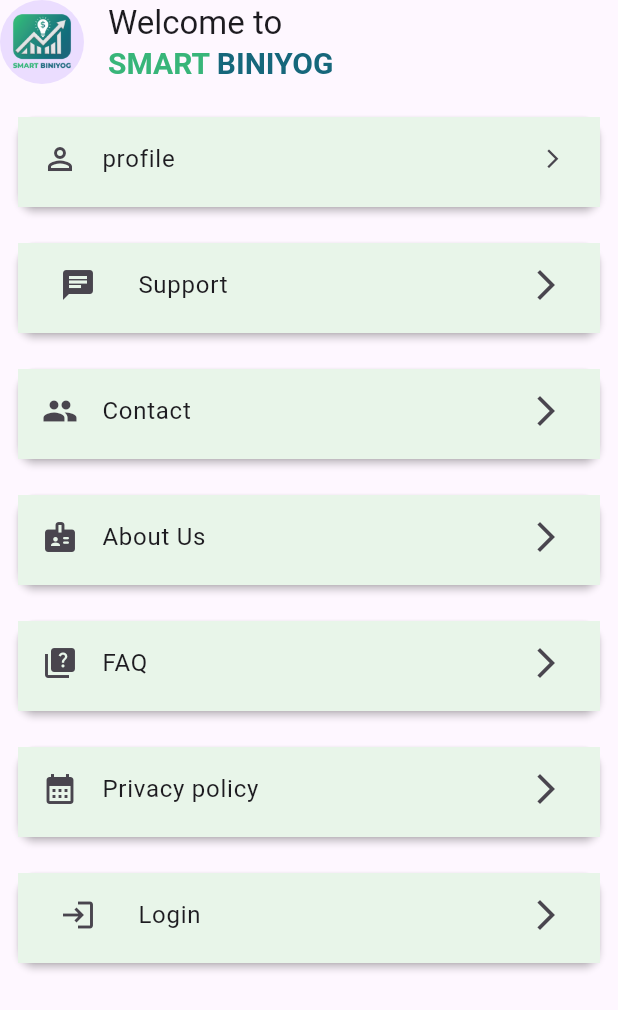
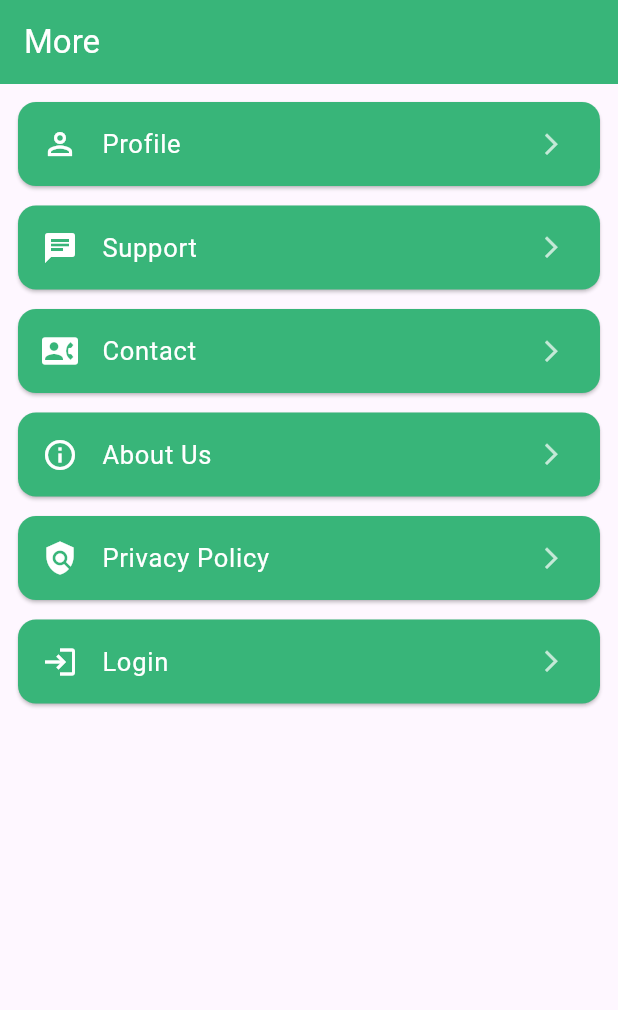
Before and after one commit to EngNomanMolla/Agro, a Flutter app: the MorePageScreen screen opened by its route, on a phone screen of 412 x 824 dp. Shown: the top 1010 px of the screen. Run offline on Flutter 3.47's test engine with Material 3 defaults, Android fonts, the phone set to English and light mode, and no system bars; our stand-ins replace carousel_slider, device_preview, fluttertoast, font_awesome_flutter, get, google_fonts and 4 more; accounts and stored records are empty; network calls fail.

Commit message:
Added more code

```diff
--- a/lib/App/modules/screens/cart/controller/cart_controller.dart
+++ b/lib/App/modules/screens/cart/controller/cart_controller.dart
@@ -5,12 +5,14 @@ import 'package:smart_biniyog/App/data/model/product_model.dart';
 
 class CartController extends GetxController {
   List<ProductModel> productList = [];
+  double totalPrice=0.0;
   Box<ProductModel> productBox = Hive.box<ProductModel>('products');
 
   @override
   void onInit() {
     super.onInit();
     loadProducts();
+    calculateTotalPrice();
   }
 
   // Load all products from Hive
@@ -23,11 +25,20 @@ class CartController extends GetxController {
   void addProduct(ProductModel product) {
     productBox.add(product);
     loadProducts();
+    calculateTotalPrice();
   }
 
   // Delete a product
   void deleteProduct(int index) {
     productBox.deleteAt(index);
     loadProducts();
+    calculateTotalPrice();
   }
+
+  calculateTotalPrice(){
+    totalPrice=0.0;
+    productList.forEach((product) => totalPrice += product.price);
+    update(); // Update UI
+  }
+
 }
--- a/lib/App/modules/screens/cart/views/cart_screen.dart
+++ b/lib/App/modules/screens/cart/views/cart_screen.dart
@@ -4,7 +4,7 @@ import 'package:smart_biniyog/App/data/model/product_model.dart';
 import 'package:smart_biniyog/App/modules/screens/cart/controller/cart_controller.dart';
 
 class CartScreen extends StatelessWidget {
-  final CartController productController = Get.put(CartController());
+  final CartController cartController = Get.put(CartController());
 
   @override
   Widget build(BuildContext context) {
@@ -12,15 +12,17 @@ class CartScreen extends StatelessWidget {
       appBar: AppBar(
         backgroundColor: Color(0xff38b579),
         leading: InkWell(
-            onTap: (){
+            onTap: () {
               Get.back();
             },
-            child: Icon(Icons.arrow_back_ios,color: Colors.white)),
-        title: Text('Cart List',style: TextStyle(
+            child: Icon(Icons.arrow_back_ios, color: Colors.white)),
+        title: Text('Cart List', style: TextStyle(
             color: Colors.white
         )),
       ),
-      body: Column(
+      body: GetBuilder<CartController>(
+        builder: (_) {
+          return Column(
             children: [
               Expanded(
                 child: GetBuilder<CartController>(
@@ -45,13 +47,12 @@ class CartScreen extends StatelessWidget {
                 ),
               ),
               // Fixed Button at the bottom
-          Padding(
+                  cartController.productList.isEmpty? SizedBox(): Padding(
                   padding: const EdgeInsets.all(10.0),
                   child: Container(
                     decoration: BoxDecoration(
                       borderRadius: BorderRadius.circular(10.0),
                       color: Color(0xff38b579),
-
                     ),
                     child: Padding(
                       padding: const EdgeInsets.all(10.0),
@@ -68,21 +69,28 @@ class CartScreen extends StatelessWidget {
                                       fontSize: 17.0,
 
                                     ))),
-                    Expanded(
+                            GetBuilder<CartController>(
+                              builder: (_) {
+                                return Expanded(
                                     flex: 3,
-                        child: Text(' Total: 89898',
+                                    child: Text(
+                                        ' Total: ${cartController.totalPrice}',
                                         textAlign: TextAlign.right,
                                         style: TextStyle(
                                             color: Colors.white,
                                             fontWeight: FontWeight.normal,
                                             fontSize: 14.0
-                    )))
+                                        )));
+                              },
+                            )
                           ]
                       ),
                     ),
                   )
               ),
             ],
+          );
+        },
       ),
     );
   }
@@ -97,13 +105,14 @@ class ProductTile extends StatelessWidget {
   @override
   Widget build(BuildContext context) {
     return ListTile(
-      leading: ImageLoader(imageUrl: product.image),  // Loading indicator added here
-      title: Text(product.name,style: TextStyle(
+      leading: ImageLoader(imageUrl: product.image),
+      // Loading indicator added here
+      title: Text(product.name, style: TextStyle(
           color: Colors.black.withOpacity(0.7)
       )),
       subtitle: Text('Quantity: ${product.quantity}  Price: ৳${product.price}'),
       trailing: IconButton(
-        icon: Icon(Icons.delete,color: Colors.red.withOpacity(0.6)),
+        icon: Icon(Icons.delete, color: Colors.red.withOpacity(0.6)),
         onPressed: () {
           Get.find<CartController>().deleteProduct(index);
         },
@@ -127,12 +136,12 @@ class ImageLoader extends StatelessWidget {
           if (loadingProgress == null) {
             return child; // Image has finished loading
           } else {
-            return Center(
-              child: CircularProgressIndicator(
+            return CircularProgressIndicator(
+              color: Color(0xff38b579),
               value: loadingProgress.expectedTotalBytes != null
-                    ? loadingProgress.cumulativeBytesLoaded / loadingProgress.expectedTotalBytes!
+                  ? loadingProgress.cumulativeBytesLoaded /
+                  loadingProgress.expectedTotalBytes!
                   : null,
-              ),
             );
           }
         },
--- a/lib/App/modules/screens/more_page/views/more_page.dart
+++ b/lib/App/modules/screens/more_page/views/more_page.dart
@@ -19,220 +19,119 @@ class MorePageScreen extends GetView<MoreController> {
   @override
   Widget build(BuildContext context) {
     return  Scaffold(
-
        appBar: AppBar(
-
-        title: Column(
-          mainAxisAlignment: MainAxisAlignment.start,
-        crossAxisAlignment: CrossAxisAlignment.start,
+         automaticallyImplyLeading: false,
+         backgroundColor: Color(0xff38b579),
+         title: Text('More',style: TextStyle(color: Colors.white)),
+       ),
+      body: SingleChildScrollView(
+        child: Padding(
+          padding: const EdgeInsets.all(8.0),
+          child: Column(
             children: [
-          Text('Welcome to '),
-          Row(
-            children: [
-              Text(
-                'SMART ',
-                style: TitleTextStyle.copyWith(
-                    color: greyColor,
-                    fontWeight: FontWeight.bold,
-                fontSize: 20),
-              ),
-              Text(
-                'BINIYOG ',
-                style: TitleTextStyle.copyWith(
-                    color: primaryColor, fontWeight: FontWeight.bold,
-                    fontSize: 20),
-              ),
-            ],
-          ),
-
-        ],
-
-      ),
-      leading:  CircleAvatar(
-        radius: 700,
-        child:  Center(
-          child: Image.asset(
-            'assets/images/smart_biniyog.png',
-            fit: BoxFit.fill,
-          ),
-        ),
-
-      ),
-
-      ),
-
-
-
-      body: Column(
-        children: [
-          SizedBox(height: 10,),
-          Padding(
-            padding: const EdgeInsets.all(8.0),
-            child: Card(
-              elevation: 2,  //     Get.toNamed(RouteNames.profile);
+              Card(
+                color: Color(0xff38b579), //     Get.toNamed(RouteNames.profile);
                 child: InkWell(
                   onTap: (){
                     Get.toNamed(RouteNames.profile);
                   },
-                child: Container(
-                    width: double.infinity,
-                    color: Colors.green[50],
-                    height: 60,
                   child: ListTile(
-                      trailing: Icon(Icons.arrow_forward_ios,size: 15,),
-                      title: Text('profile'),
-                      leading: Icon(Icons.perm_identity_outlined)
+                    trailing: Icon(Icons.arrow_forward_ios,size: 17,color: Colors.white.withOpacity(0.7)),
+                    title: Text('Profile',style: TextStyle(color: Colors.white,fontSize: 17.0)),
+                    leading: Icon(Icons.perm_identity_outlined,color: Colors.white)
 
 
-                    )),
                   ),
                 ),
               ),
-          Padding(
-            padding: const EdgeInsets.all(8.0),
-            child: Card(
-              elevation: 2,
-              child: Container(
-                width: double.infinity,
-                color: Colors.green[50],
-                  height: 60,
+              SizedBox(height: 5.0),
 
+              Card(
+                color: Color(0xff38b579), //     Get.toNamed(RouteNames.profile);
+                child: InkWell(
+                  onTap: (){
+
+                  },
                   child: ListTile(
-                      trailing: Icon(Icons.arrow_forward_ios),
-                      title: Text('Support'),
-                    leading: IconButton(onPressed: (){}, icon: Icon(Icons.chat)),
+                      trailing: Icon(Icons.arrow_forward_ios,size: 17,color: Colors.white.withOpacity(0.7)),
+                      title: Text('Support',style: TextStyle(color: Colors.white,fontSize: 17.0)),
+                      leading: Icon(Icons.chat,color: Colors.white)
 
 
-                  )),
-            ),
-          ),
-
-          Padding(
-            padding: const EdgeInsets.all(8.0),
-            child: Card(
-              elevation: 2,
-              child: InkWell(
-                onTap: (){
-                  Navigator.push(context, MaterialPageRoute(builder: (context) => ContactScreen()));
-                },
-                child: Container(
-                    width: double.infinity,
-                    color: Colors.green[50],
-                    height: 60,
-
-                    child: ListTile(
-                      trailing: Icon(Icons.arrow_forward_ios),
-                      title: Text('Contact'),
-                      leading: Icon(Icons.people),
-
-
-                    )),
                   ),
                 ),
               ),
-          Padding(
-            padding: const EdgeInsets.all(8.0),
-            child: Card(
-              elevation: 2,
+              SizedBox(height: 5.0),
+              Card(
+                color: Color(0xff38b579), //     Get.toNamed(RouteNames.profile);
                 child: InkWell(
                   onTap: (){
-                  Navigator.push(context, MaterialPageRoute(builder: (context) => AboutScreen()));
 
                   },
-                child: Container(
-                    width: double.infinity,
-                    color: Colors.green[50],
-                    height: 60,
-
                   child: ListTile(
-                      trailing: Icon(Icons.arrow_forward_ios),
-                      title: Text('About Us'),
-                      leading: Icon(Icons.badge_rounded),
+                      trailing: Icon(Icons.arrow_forward_ios,size: 17,color: Colors.white.withOpacity(0.7)),
+                      title: Text('Contact',style: TextStyle(color: Colors.white,fontSize: 17.0)),
+                      leading: Icon(Icons.contact_phone,color: Colors.white)
 
 
-                    )),
                   ),
                 ),
               ),
-          Padding(
-            padding: const EdgeInsets.all(8.0),
-            child: Card(
-              elevation: 2,
+              SizedBox(height: 5.0),
+              Card(
+                color: Color(0xff38b579), //     Get.toNamed(RouteNames.profile);
                 child: InkWell(
                   onTap: (){
 
-                  Navigator.push(context, MaterialPageRoute(builder: (context) => FaqQuestion()));
                   },
-                child: Container(
-                    width: double.infinity,
-                    color: Colors.green[50],
-                    height: 60,
-
                   child: ListTile(
-                      trailing: Icon(Icons.arrow_forward_ios),
-                      title: Text('FAQ'),
-                      leading: Icon(Icons.quiz)
+                      trailing: Icon(Icons.arrow_forward_ios,size: 17,color: Colors.white.withOpacity(0.7)),
+                      title: Text('About Us',style: TextStyle(color: Colors.white,fontSize: 17.0)),
+                      leading: Icon(Icons.info_outline,color: Colors.white)
 
 
-
-                    )),
                   ),
                 ),
               ),
-          Padding(
-            padding: const EdgeInsets.all(8.0),
-            child: Card(
-              elevation: 2,
+              SizedBox(height: 5.0),
+              Card(
+                color: Color(0xff38b579), //     Get.toNamed(RouteNames.profile);
                 child: InkWell(
                   onTap: (){
 
-                  Navigator.push(context, MaterialPageRoute(builder: (context) => PrivacyScreen()));
                   },
-                child: Container(
-                    width: double.infinity,
-                    color: Colors.green[50],
-                    height: 60,
-
                   child: ListTile(
-                      trailing: Icon(Icons.arrow_forward_ios),
-                      title: Text('Privacy policy'),
-                      leading:Icon(Icons.calendar_month_sharp),
+                      trailing: Icon(Icons.arrow_forward_ios,size: 17,color: Colors.white.withOpacity(0.7)),
+                      title: Text('Privacy Policy',style: TextStyle(color: Colors.white,fontSize: 17.0)),
+                      leading: Icon(Icons.policy,color: Colors.white)
 
 
-                    )),
                   ),
                 ),
               ),
-          Padding(
-            padding: const EdgeInsets.all(8.0),
-            child: Card(
-              elevation: 2,
-              child: Container(
-                  width: double.infinity,
-                  color: Colors.green[50],
-                  height: 60,
+              SizedBox(height: 5.0),
+              Card(
+                color: Color(0xff38b579), //     Get.toNamed(RouteNames.profile);
+                child: InkWell(
+                  onTap: (){
 
+                  },
                   child: ListTile(
-                    trailing: Icon(Icons.arrow_forward_ios),
-                    title: Text('Login'),
-                    leading: IconButton(onPressed: (){
-
-                      Navigator.pushReplacement(
-                          context,
-                          MaterialPageRoute(builder: (context) => LogInSreen()),);
-
-                    }, icon: Icon(Icons.login)),
+                      trailing: Icon(Icons.arrow_forward_ios,size: 17,color: Colors.white.withOpacity(0.7)),
+                      title: Text('Login',style: TextStyle(color: Colors.white,fontSize: 17.0)),
+                      leading: Icon(Icons.login_outlined,color: Colors.white)
 
 
-                  )),
+                  ),
                 ),
               ),
 
 
 
 
-
             ],
+          ),
+        ),
       ),
     );
   }
--- a/lib/App/modules/screens/navigation_bar/views/main_navibar_page.dart
+++ b/lib/App/modules/screens/navigation_bar/views/main_navibar_page.dart
@@ -22,7 +22,7 @@ class _MainBottomNavBarState extends State<MainBottomNavBar> {
  // int _selectedScreen = 0;
   final List<Widget> _screens =  [
     MyHomePageScreen(),
-    ProjectPageScreen(),
+    ProjectPageScreen(false),
     MyFarmsScreen(),
     MorePageScreen(),
 
@@ -59,15 +59,10 @@ class _MainBottomNavBarState extends State<MainBottomNavBar> {
             elevation: 4,
             currentIndex:controller.selectedIndex,
             items: const [
-              BottomNavigationBarItem(
-                  icon: Icon(Icons.home), label: 'Home'),
-              BottomNavigationBarItem(
-                  icon: Icon(Icons.account_tree_outlined), label: 'Projects'),
-              BottomNavigationBarItem(
-                  icon: Icon(Icons.support_agent_outlined), label: 'My Farm'),
-              BottomNavigationBarItem(
-                  icon: Icon(Icons.dataset), label: 'More'),
-
+              BottomNavigationBarItem(icon: Icon(Icons.home), label: 'Home'),
+              BottomNavigationBarItem(icon: Icon(Icons.account_tree_outlined), label: 'Projects'),
+              BottomNavigationBarItem(icon: Icon(Icons.account_balance_sharp), label: 'My Farm'),
+              BottomNavigationBarItem(icon: Icon(Icons.dashboard), label: 'More'),
             ],
           );
         }
--- a/lib/App/modules/screens/profit_simulation/views/profit_simu_page.dart
+++ b/lib/App/modules/screens/profit_simulation/views/profit_simu_page.dart
@@ -5,6 +5,7 @@ import 'package:smart_biniyog/App/data/model/product_model.dart';
 import 'package:smart_biniyog/App/data/model/project_model.dart';
 import 'package:smart_biniyog/App/modules/Screens/home/controller/home_controller.dart';
 import 'package:smart_biniyog/App/modules/screens/cart/controller/cart_controller.dart';
+import 'package:smart_biniyog/App/modules/screens/cart/views/cart_screen.dart';
 
 class ProfitSimuScreen extends StatefulWidget {
   Projects project;
@@ -109,6 +110,7 @@ class _ProfitSimuScreenState extends State<ProfitSimuScreen> {
                         child: InkWell(
                           onTap: (){
                             cartController.addProduct(ProductModel(id: widget.project.id!, quantity: totalNumberOfProjects, price: double.parse( (totalPrice*totalNumberOfProjects).toString()), name: widget.project.name!, image: api_base_url+widget.project.image!));
+                            Get.off(CartScreen());
                           },
                           child: Container(
                             padding: EdgeInsets.all(8.0),
--- a/lib/App/modules/screens/project/views/project_page.dart
+++ b/lib/App/modules/screens/project/views/project_page.dart
@@ -11,7 +11,8 @@ import 'package:smart_biniyog/App/modules/screens/variable_term/views/variable_p
 import 'package:smart_biniyog/App/routes/route_names.dart';
 
 class ProjectPageScreen extends StatelessWidget {
-   ProjectPageScreen({Key? key}) : super(key: key);
+  bool leading;
+   ProjectPageScreen(this.leading);
   HomeController homeController=Get.put(HomeController());
 
 
@@ -19,9 +20,7 @@ class ProjectPageScreen extends StatelessWidget {
    Widget build(BuildContext context) {
      return Scaffold(
        appBar: AppBar(
-         automaticallyImplyLeading: false,
-         //centerTitle: true,
-         leading: InkWell(onTap:()=>Get.back(),child: Icon(Icons.arrow_back_ios,color: Colors.white)),
+         leading: leading? InkWell(onTap:()=>Get.back(),child: Icon(Icons.arrow_back_ios,color: Colors.white)):SizedBox(),
          title: Text('Projects',style: TextStyle(color: Colors.white)),
          backgroundColor: Color(0xff38b579), // Base color
          bottom: TabBar(
--- a/lib/App/routes/route_destinations.dart
+++ b/lib/App/routes/route_destinations.dart
@@ -54,7 +54,7 @@ class RouteDestinations{
     GetPage(name: RouteNames.mainNavigationScreen, page:()=>  MainBottomNavBar(),binding: NavigaionBinding()),
     GetPage(name: RouteNames.myCardScreen, page:()=> MyCardScreen(),binding: MyCardBinding()),
     GetPage(name: RouteNames.personInfoScreen, page:()=> const PersonInfoScreen(),binding: PersonInfoBinding()),
-    GetPage(name: RouteNames.projectScreen, page:()=>  ProjectPageScreen(),binding: ProjectBinding()),
+    GetPage(name: RouteNames.projectScreen, page:()=>  ProjectPageScreen(true),binding: ProjectBinding()),
     GetPage(name: RouteNames.moreScreen, page:()=> const MorePageScreen(),binding: MoreBinding()),
     GetPage(name: RouteNames.bestProject, page:()=> const BestProjectScreen(),binding: BestProjectBinding()),
     GetPage(name: RouteNames.projectReviewList, page:()=> const ProjectReviewList(),binding: ProjectReviewListBinding()),
@@ -67,7 +67,5 @@ class RouteDestinations{
     GetPage(name: RouteNames.shortTermProject, page:()=>   ShortTermScreen(),binding: ShortTermBinding()),
     GetPage(name: RouteNames.changeMobileBankingInfo, page:()=>   MobileBankingChange(),binding: ChangeBankingBinding()),
 
-
-
   ];
 }
```
Lines whose indentation alone changed are shown as unchanged.
